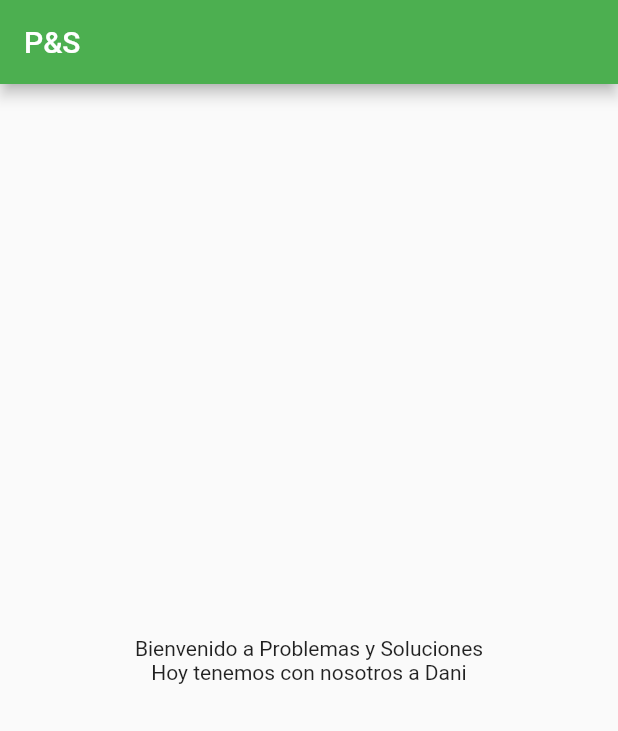
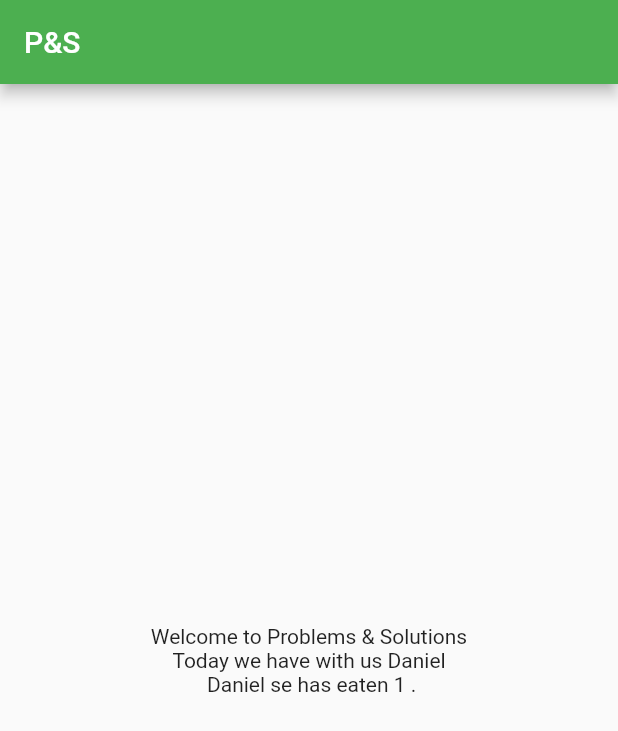
Before and after one commit to dmontil/translate_example, a Flutter app: the screen it shows after launch, on a phone screen of 412 x 824 dp. Shown: the top 731 px of the screen. Run offline on Flutter 3.47's test engine with Material 2 defaults, Android fonts, the phone set to English and light mode, and no system bars; missing offline and left inert: i18n.

Commit message:
add plural

```diff
--- a/lib/lang/en.i18n.dart
+++ b/lib/lang/en.i18n.dart
@@ -18,4 +18,5 @@ class HomeEn {
 	const HomeEn(this._parent);
 	String get title => """Welcome to Problems & Solutions""";
 	String name(String name) => """Today we have with us $name""";
+	String apple(int cnt,String name) => """ $name se has eaten $cnt ${_plural(cnt, one:'apple', many:'apples')}.""";
 }
--- a/lib/lang/en.i18n.yaml
+++ b/lib/lang/en.i18n.yaml
@@ -1,3 +1,4 @@
 home:
     title: Welcome to Problems & Solutions
     name(String name): "Today we have with us $name"
+    apple(int cnt,String name): " $name se has eaten $cnt ${_plural(cnt, one:'apple', many:'apples')}."
--- a/lib/lang/es.i18n.dart
+++ b/lib/lang/es.i18n.dart
@@ -18,4 +18,5 @@ class HomeEs {
 	const HomeEs(this._parent);
 	String get title => """Bienvenido a Problemas y Soluciones""";
 	String name(String name) => """Hoy tenemos con nosotros a $name""";
+	String apple(int cnt,String name) => """ $name se ha comido $cnt ${_plural(cnt, one:'manzana', many:'manzanas')}.""";
 }
--- a/lib/lang/es.i18n.yaml
+++ b/lib/lang/es.i18n.yaml
@@ -1,3 +1,4 @@
 home:
   title: Bienvenido a Problemas y Soluciones
   name(String name): "Hoy tenemos con nosotros a $name"
+  apple(int cnt,String name): " $name se ha comido $cnt ${_plural(cnt, one:'manzana', many:'manzanas')}."
--- a/lib/lang/extension_i18n.dart
+++ b/lib/lang/extension_i18n.dart
@@ -7,7 +7,7 @@ extension I10n on BuildContext {
     Locale myLocale = Localizations.localeOf(this);
     print(myLocale);
     if (myLocale.toString() == 'en') {
-      return Es();
+      return En();
     }
     return Es();
 
--- a/lib/main.dart
+++ b/lib/main.dart
@@ -40,7 +40,9 @@ class BodyOne extends StatelessWidget {
         mainAxisAlignment: MainAxisAlignment.center,
         children: [
           Text(context.t().home.title),
-          Text(context.t().home.name('Dani')),
+          Text(context.t().home.name('Daniel')),
+          Text(context.t().home.apple(1,'Daniel')),
+
         ]
       ),
     );
```
